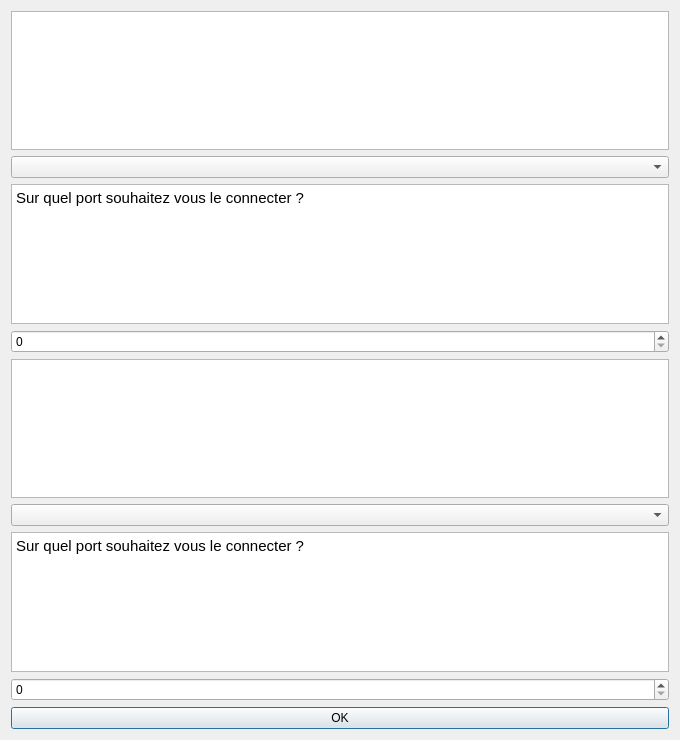
Old version of the form SNOTRA/ConnecterChoice.ui in the repository SNOTRAProject/snotra.
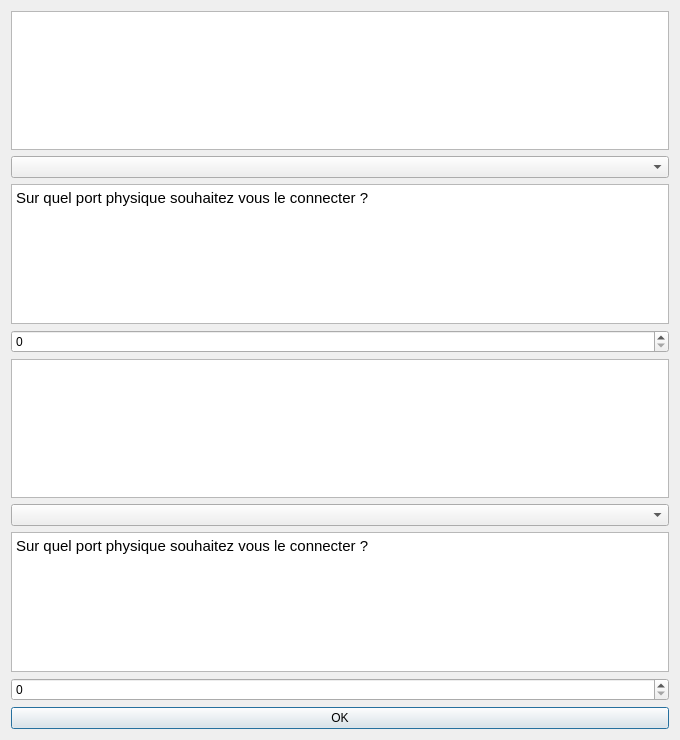
New version of the form.

Commit message:
modif de connecter choice : choix du port PHYSIQUE
modif du hub pour ne pas avoir possibilité de parametrer ip

Diff of the .ui file:
```diff
--- a/SNOTRA/ConnecterChoice.ui
+++ b/SNOTRA/ConnecterChoice.ui
@@ -27,7 +27,7 @@
 &lt;html&gt;&lt;head&gt;&lt;meta name=&quot;qrichtext&quot; content=&quot;1&quot; /&gt;&lt;style type=&quot;text/css&quot;&gt;
 p, li { white-space: pre-wrap; }
 &lt;/style&gt;&lt;/head&gt;&lt;body style=&quot; font-family:'Ubuntu'; font-size:11pt; font-weight:400; font-style:normal;&quot;&gt;
-&lt;p style=&quot; margin-top:0px; margin-bottom:0px; margin-left:0px; margin-right:0px; -qt-block-indent:0; text-indent:0px;&quot;&gt;Sur quel port souhaitez vous le connecter ?&lt;/p&gt;&lt;/body&gt;&lt;/html&gt;</string>
+&lt;p style=&quot; margin-top:0px; margin-bottom:0px; margin-left:0px; margin-right:0px; -qt-block-indent:0; text-indent:0px;&quot;&gt;Sur quel port physique souhaitez vous le connecter ?&lt;/p&gt;&lt;/body&gt;&lt;/html&gt;</string>
      </property>
     </widget>
    </item>
@@ -47,7 +47,7 @@
 &lt;html&gt;&lt;head&gt;&lt;meta name=&quot;qrichtext&quot; content=&quot;1&quot; /&gt;&lt;style type=&quot;text/css&quot;&gt;
 p, li { white-space: pre-wrap; }
 &lt;/style&gt;&lt;/head&gt;&lt;body style=&quot; font-family:'Ubuntu'; font-size:11pt; font-weight:400; font-style:normal;&quot;&gt;
-&lt;p style=&quot; margin-top:0px; margin-bottom:0px; margin-left:0px; margin-right:0px; -qt-block-indent:0; text-indent:0px;&quot;&gt;Sur quel port souhaitez vous le connecter ?&lt;/p&gt;&lt;/body&gt;&lt;/html&gt;</string>
+&lt;p style=&quot; margin-top:0px; margin-bottom:0px; margin-left:0px; margin-right:0px; -qt-block-indent:0; text-indent:0px;&quot;&gt;Sur quel port physique souhaitez vous le connecter ?&lt;/p&gt;&lt;/body&gt;&lt;/html&gt;</string>
      </property>
     </widget>
    </item>
```
The commit also changes 5 other files.
